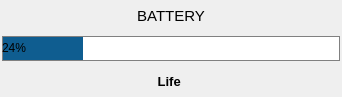
Qt form app/coreaction/wbattery.ui (rahmanshaber/corebox) before a commit.
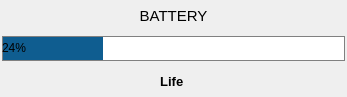
The same form after that commit.

Diff of the .ui file:
```diff
--- a/app/coreaction/wbattery.ui
+++ b/app/coreaction/wbattery.ui
@@ -9,7 +9,7 @@
    <rect>
     <x>0</x>
     <y>0</y>
-    <width>342</width>
+    <width>347</width>
     <height>97</height>
    </rect>
   </property>
@@ -21,7 +21,7 @@
   </property>
   <property name="maximumSize">
    <size>
-    <width>347</width>
+    <width>16777215</width>
     <height>120</height>
    </size>
   </property>
```
